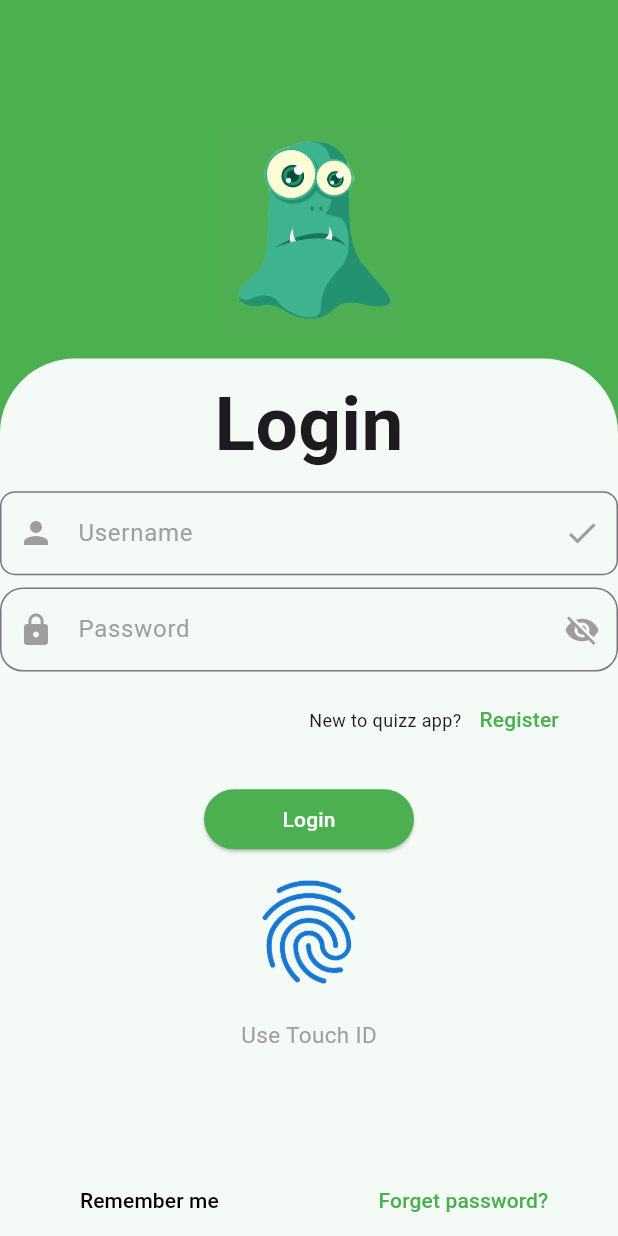
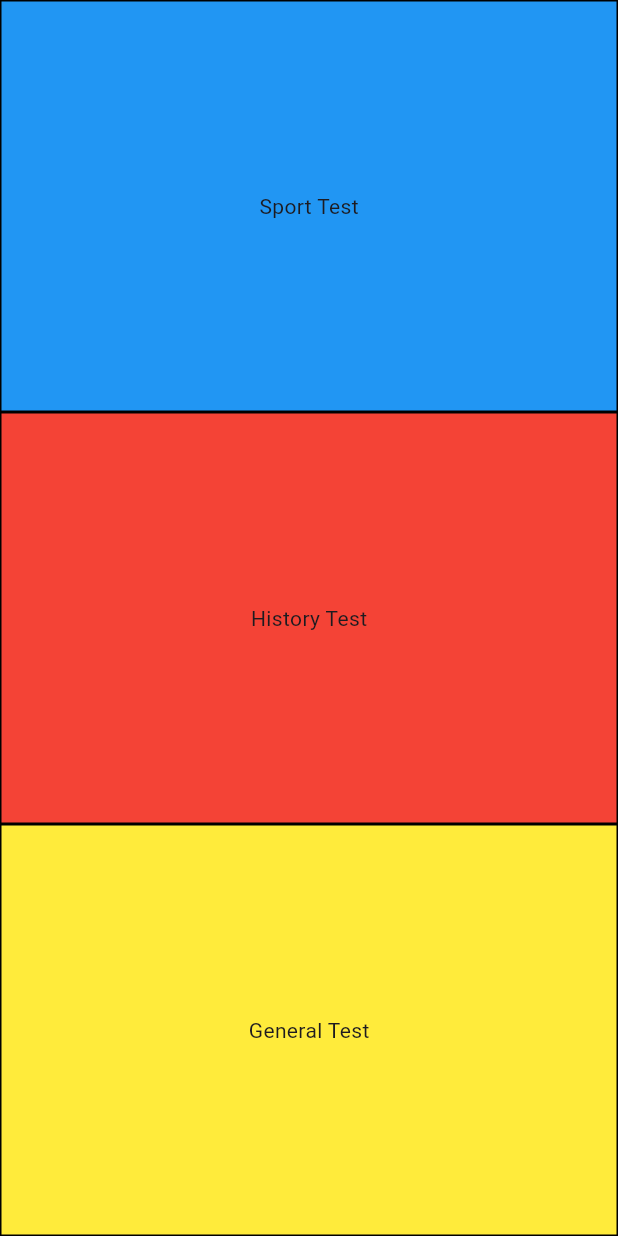
Before and after one commit to Eman-Alghrabawy/App1, a Flutter app: the LoginScreen screen opened directly, after a tap on "Login", on a phone screen of 412 x 824 dp. Run offline on Flutter 3.47's test engine with Material 2 defaults, Android fonts, the phone set to English and light mode, and no system bars; our stand-ins replace google_fonts; network calls fail.

Commit message:
categoryScreen

```diff
--- /dev/null
+++ b/app_e/lib/Screens/category_screen.dart
@@ -0,0 +1,26 @@
+import 'package:flutter/material.dart';
+
+class CategoryScreen extends StatelessWidget {
+  CategoryScreen({super.key});
+
+  List quizName = ["Sport Test", "History Test", "General Test"];
+  List quizColor = [Colors.blue, Colors.red, Colors.yellow];
+
+  @override
+  Widget build(BuildContext context) {
+    return Scaffold(
+      body: Column(children: [
+        for (int i = 0; i < 3; i++)
+          Expanded(
+              child: Container(
+                  decoration: BoxDecoration(
+                    color: quizColor[i],
+                    border: Border.all(width: 1, color: Colors.black),
+                  ),
+                  child: Center(
+                    child: Text(quizName[i]),
+                  )))
+      ]),
+    );
+  }
+}
--- a/app_e/lib/Screens/loginscreen.dart
+++ b/app_e/lib/Screens/loginscreen.dart
@@ -1,3 +1,4 @@
+import 'package:app_e/Screens/category_screen.dart';
 import 'package:flutter/material.dart';
 
 class LoginScreen extends StatelessWidget {
@@ -28,6 +29,7 @@ class LoginScreen extends StatelessWidget {
                 ),
               Expanded(
                   child: Container(
+                padding: const EdgeInsets.all(10),
                 decoration: const BoxDecoration(
                   color: Color.fromARGB(240, 255, 255, 255),
                   borderRadius: BorderRadius.only(
@@ -55,6 +57,10 @@ class LoginScreen extends StatelessWidget {
                       decoration: InputDecoration(
                         labelText: 'Username',
                         labelStyle: const TextStyle(color: Colors.grey),
+                        enabledBorder: OutlineInputBorder(
+                          borderSide: const BorderSide(color: Colors.black),
+                          borderRadius: BorderRadius.circular(30),
+                        ),
                         border: OutlineInputBorder(
                           borderRadius: BorderRadius.circular(10.0),
                           borderSide: const BorderSide(
@@ -77,6 +83,10 @@ class LoginScreen extends StatelessWidget {
                       decoration: InputDecoration(
                         labelText: 'Password',
                         labelStyle: const TextStyle(color: Colors.grey),
+                        enabledBorder: OutlineInputBorder(
+                          borderSide: const BorderSide(color: Colors.black),
+                          borderRadius: BorderRadius.circular(30),
+                        ),
                         border: OutlineInputBorder(
                           borderRadius: BorderRadius.circular(15.0),
                           borderSide: const BorderSide(
@@ -95,10 +105,8 @@ class LoginScreen extends StatelessWidget {
                       height: MediaQuery.of(context).size.height * 0.01,
                     ),
                     Row(
+                      mainAxisAlignment: MainAxisAlignment.end,
                       children: [
-                        SizedBox(
-                          width: MediaQuery.of(context).size.width * 0.5,
-                        ),
                         const Text(
                           'New to quizz app?',
                           style: TextStyle(
@@ -129,7 +137,15 @@ class LoginScreen extends StatelessWidget {
                               Colors.green,
                             ),
                           ),
-                          onPressed: () {},
+                          onPressed: () {
+                            Navigator.push(
+                              context,
+                              MaterialPageRoute<void>(
+                                builder: (BuildContext context) =>
+                                    CategoryScreen(),
+                              ),
+                            );
+                          },
                           child: const Text(
                             "Login",
                             style: TextStyle(
@@ -137,49 +153,44 @@ class LoginScreen extends StatelessWidget {
                             ),
                           ),
                         )),
-                    Image.asset(
-                      "images/logo2.png",
-                      height: MediaQuery.of(context).size.height * 0.1,
-                    ),
-                    SizedBox(
-                      height: MediaQuery.of(context).size.height * 0.02,
+                    const Icon(
+                      Icons.fingerprint,
+                      color: Colors.blue,
+                      size: 50,
                     ),
                     const Text(
-                      'Use Touch ID',
-                      style: TextStyle(
-                        color: Colors.grey,
-                        fontSize: 15,
-                      ),
+                      "Touch ID",
+                      style: TextStyle(color: Colors.grey),
                     ),
                     const Spacer(),
                     Row(
+                      mainAxisAlignment: MainAxisAlignment.spaceBetween,
+                      // crossAxisAlignment: CrossAxisAlignment.stretch,
                       children: [
-                        SizedBox(
-                          width: MediaQuery.of(context).size.width * 0.1,
+                        Row(
+                          children: [
+                            Checkbox(
+                                value: true,
+                                activeColor: Colors.green,
+                                onChanged: (value) {}),
+                            const Text("Remember me"),
+                          ],
                         ),
-                        TextButton(
-                          onPressed: () {},
+
+                        // Spacer(),
+                        InkWell(
+                          onTap: () {
+                            print("Hello we are ITI");
+                          },
                           child: const Text(
-                            'Remember me',
+                            "Forget password",
                             style: TextStyle(
-                              color: Colors.black,
-                            ),
+                                color: Colors.green,
+                                fontWeight: FontWeight.bold),
                           ),
-                        ),
-                        SizedBox(
-                          width: MediaQuery.of(context).size.width * 0.2,
-                        ),
-                        TextButton(
-                          onPressed: () {},
-                          child: const Text(
-                            'Forget password?',
-                            style: TextStyle(
-                              color: Colors.green,
-                            ),
-                          ),
-                        ),
+                        )
                       ],
-                    ),
+                    )
                   ],
                 ),
               )),
--- a/app_e/lib/Screens/openingscreen.dart
+++ b/app_e/lib/Screens/openingscreen.dart
@@ -1,3 +1,4 @@
+import 'package:app_e/Screens/loginscreen.dart';
 import 'package:flutter/material.dart';
 import 'package:google_fonts/google_fonts.dart';
 
@@ -62,10 +63,26 @@ class OpeningScreen extends StatelessWidget {
             Container(
                 margin:
                     const EdgeInsets.symmetric(horizontal: 12, vertical: 20),
-                width: 10,
-                color: Colors.green,
+                width: double.infinity,
                 child: ElevatedButton(
-                    onPressed: () {}, child: const Text("Start"))),
+                    onPressed: () {
+                      Navigator.push(
+                        context,
+                        MaterialPageRoute<void>(
+                          builder: (BuildContext context) =>
+                              const LoginScreen(),
+                        ),
+                      );
+                    },
+                    style: ButtonStyle(
+                      backgroundColor: MaterialStateProperty.all<Color>(
+                        Colors.green,
+                      ),
+                    ),
+                    child: const Text(
+                      "Start",
+                      style: TextStyle(color: Colors.white),
+                    ))),
           ],
         ),
       ),
--- a/app_e/lib/main.dart
+++ b/app_e/lib/main.dart
@@ -1,4 +1,6 @@
-import 'package:app_e/Screens/loginscreen.dart';
+//import 'package:app_e/Screens/category_screen.dart';
+import 'package:app_e/Screens/openingscreen.dart';
+
 import 'package:flutter/material.dart';
 
 void main() {
@@ -32,7 +34,7 @@ class MyApp extends StatelessWidget {
         colorScheme: ColorScheme.fromSeed(seedColor: Colors.deepPurple),
         useMaterial3: true,
       ),
-      home: const LoginScreen(),
+      home: const OpeningScreen(),
     );
   }
 }
```
